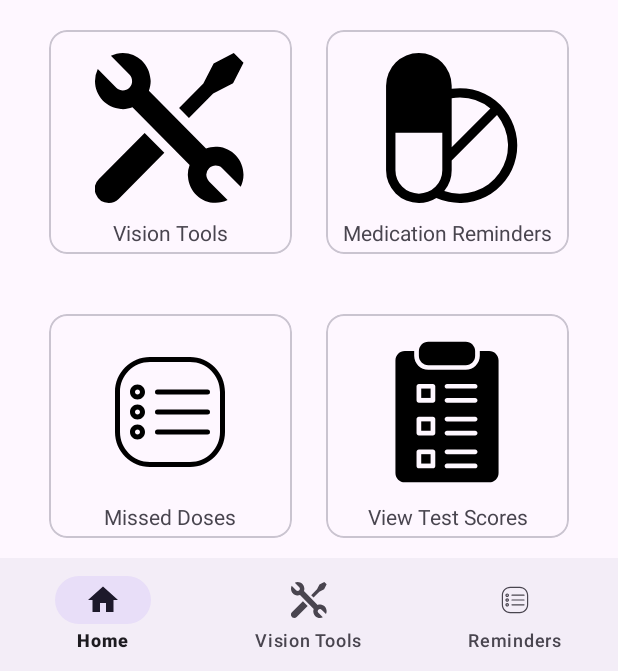
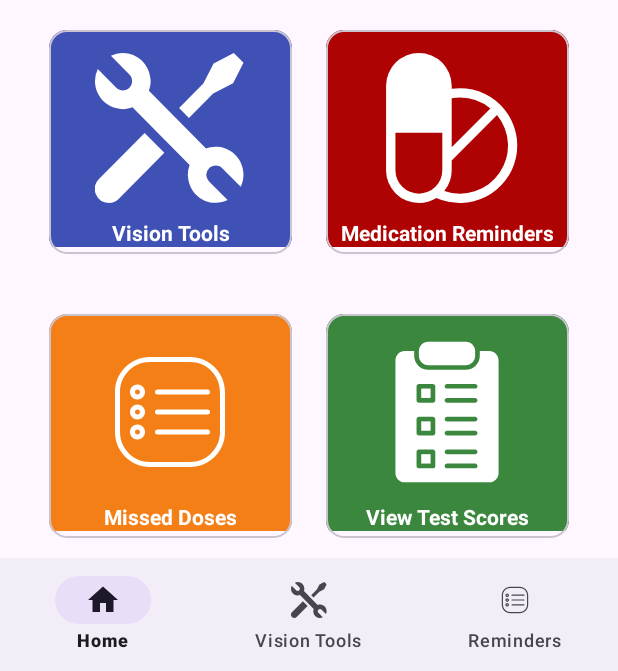
Before and after one commit to 210029073/cs3ip_lh3_myeyehealth, an Android app: the screen it shows after launch (MainActivity), on a phone screen of 412 x 824 dp, the part 565-1236 px from its top. Run offline under Robolectric (Android 15) with nearby library versions, the phone set to English and light mode, and no system bars; our stand-ins replace navigation-ui.

Commit message:
Changed look and feel of home fragment

```diff
--- a/app/src/main/res/layout/fragment_home.xml
+++ b/app/src/main/res/layout/fragment_home.xml
@@ -77,7 +77,9 @@
                 <LinearLayout
                     android:layout_width="match_parent"
                     android:layout_height="wrap_content"
-                    android:orientation="vertical">
+                    android:orientation="vertical"
+                    android:background="@color/darkBlue"
+                    >
                 <TextView
                     android:layout_marginTop="15dp"
                     android:layout_marginBottom="10dp"
@@ -86,12 +88,16 @@
                     android:layout_height="100dp"
                     android:layout_gravity="center"
                     android:scaleType="center"
+                    android:backgroundTint="@color/white"
                     android:background="@drawable/tools"
                     />
 
                 <TextView
                     android:layout_width="match_parent"
                     android:layout_height="wrap_content"
+                    android:textSize="14dp"
+                    android:textStyle="bold"
+                    android:textColor="@color/white"
                     android:text="Vision Tools"
                     android:textAlignment="center" />
                 </LinearLayout>
@@ -112,7 +118,8 @@
                 <LinearLayout
                     android:layout_width="match_parent"
                     android:layout_height="wrap_content"
-                    android:orientation="vertical">
+                    android:orientation="vertical"
+                    android:background="@color/red">
                     <TextView
                         android:layout_marginTop="15dp"
                         android:layout_marginBottom="10dp"
@@ -121,12 +128,16 @@
                         android:layout_height="100dp"
                         android:layout_gravity="center"
                         android:scaleType="center"
+                        android:backgroundTint="@color/white"
                         android:background="@drawable/medication_64"
                         />
 
                     <TextView
                         android:layout_width="match_parent"
                         android:layout_height="wrap_content"
+                        android:textSize="14dp"
+                        android:textStyle="bold"
+                        android:textColor="@color/white"
                         android:text="Medication Reminders"
                         android:textAlignment="center" />
                 </LinearLayout>
@@ -155,7 +166,8 @@
                 <LinearLayout
                     android:layout_width="match_parent"
                     android:layout_height="wrap_content"
-                    android:orientation="vertical">
+                    android:orientation="vertical"
+                    android:background="@color/yellow">
                     <TextView
                         android:layout_marginTop="15dp"
                         android:layout_marginBottom="10dp"
@@ -163,6 +175,7 @@
                         android:layout_height="100dp"
                         android:layout_gravity="center"
                         android:scaleType="center"
+                        android:backgroundTint="@color/white"
                         android:background="@drawable/reminder_60"
                         />
 
@@ -170,6 +183,9 @@
                         android:layout_width="match_parent"
                         android:layout_height="wrap_content"
                         android:text="Missed Doses"
+                        android:textSize="14dp"
+                        android:textStyle="bold"
+                        android:textColor="@color/white"
                         android:textAlignment="center" />
                 </LinearLayout>
             </com.google.android.material.card.MaterialCardView>
@@ -190,7 +206,8 @@
                 <LinearLayout
                     android:layout_width="match_parent"
                     android:layout_height="wrap_content"
-                    android:orientation="vertical">
+                    android:orientation="vertical"
+                    android:background="@color/green">
                     <TextView
                         android:forceDarkAllowed="true"
                         android:layout_marginTop="15dp"
@@ -199,13 +216,17 @@
                         android:layout_height="100dp"
                         android:layout_gravity="center"
                         android:scaleType="center"
+                        android:backgroundTint="@color/white"
                         android:background="@drawable/test_32"
                         />
 
                     <TextView
                         android:layout_width="match_parent"
                         android:layout_height="wrap_content"
+                        android:textSize="14dp"
+                        android:textStyle="bold"
                         android:text="View Test Scores"
+                        android:textColor="@color/white"
                         android:textAlignment="center" />
                 </LinearLayout>
             </com.google.android.material.card.MaterialCardView>
--- a/app/src/main/res/values/colors.xml
+++ b/app/src/main/res/values/colors.xml
@@ -4,4 +4,6 @@
     <color name="white">#FFFFFFFF</color>
     <color name="green">#3B873E</color>
     <color name="red">#AF0202</color>
+    <color name="darkBlue">#3F51B5</color>
+    <color name="yellow">#F57F17</color>
 </resources>
```
